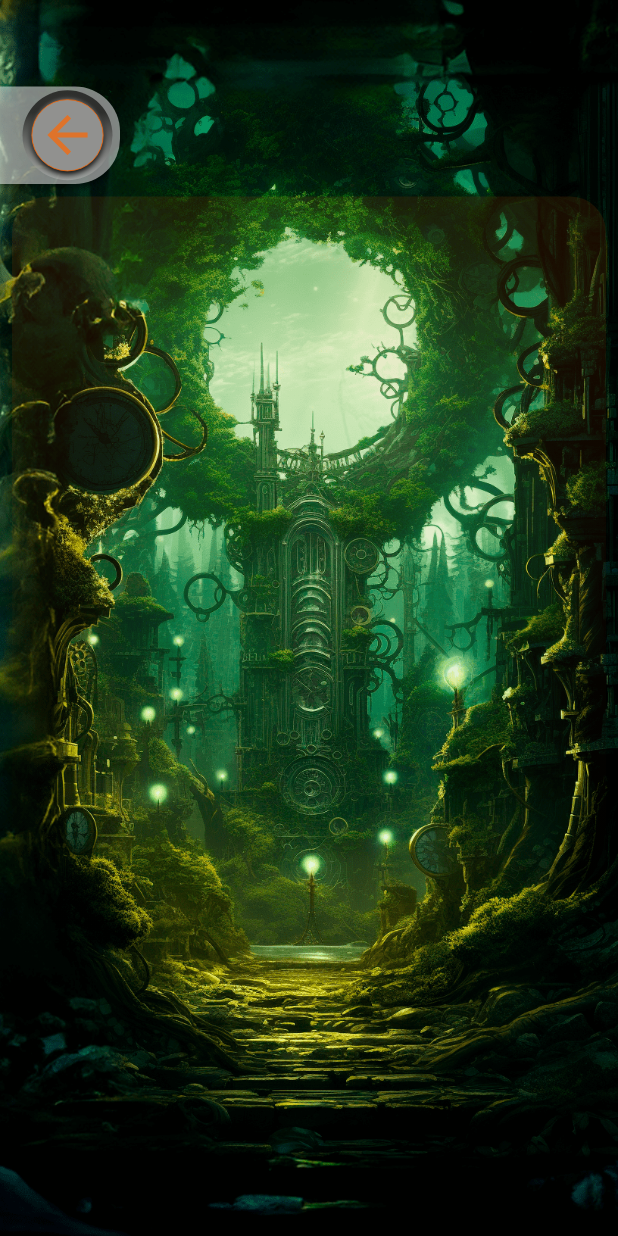
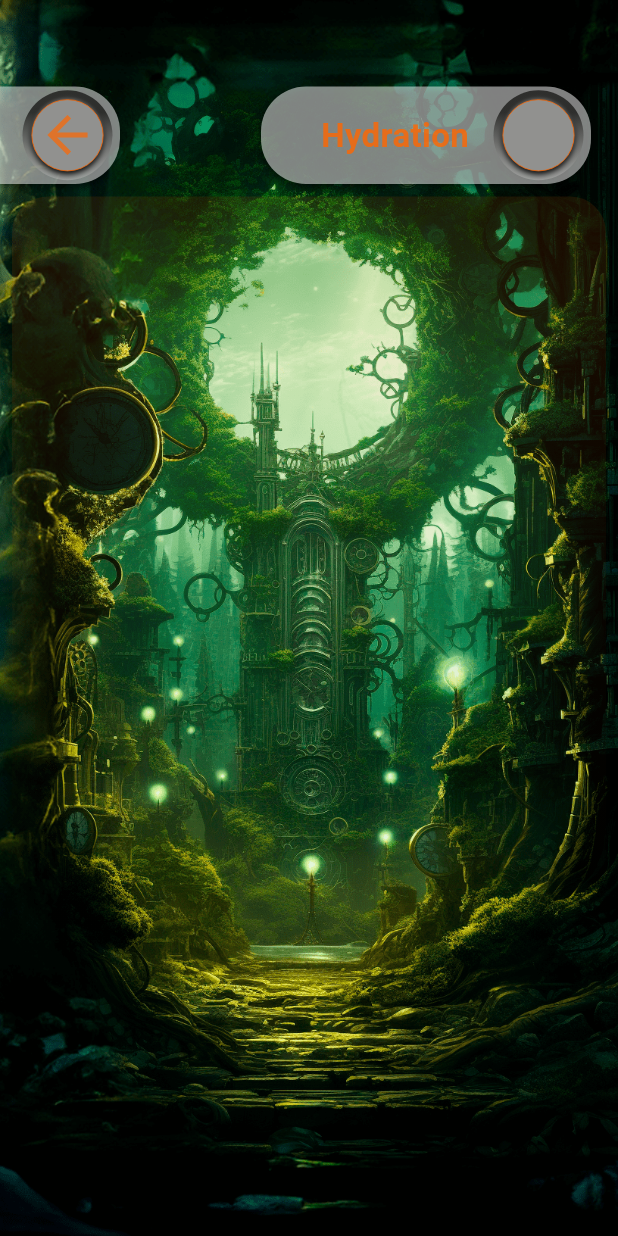
Before and after one commit to denissavishchev/today, a Flutter app: the WaterStatisticPage screen opened directly, on a phone screen of 412 x 824 dp. Run offline on Flutter 3.47's test engine with Material 3 defaults, Android fonts, the phone set to English and light mode, and no system bars; our stand-ins replace awesome_notifications, countup, hive, hive_flutter, percent_indicator; missing offline and left inert: flutter_ringtone_player, flutter_rounded_date_picker; accounts and stored records are empty.

Commit message:
water statistic page fix

```diff
--- a/lib/model/daily_model.dart
+++ b/lib/model/daily_model.dart
@@ -13,4 +13,6 @@ class DailyModel extends HiveObject{
   late int done;
   @HiveField(11)
   late int day;
+  @HiveField(12)
+  late String dateTime;
 }
--- a/lib/model/percent_model.dart
+++ b/lib/model/percent_model.dart
@@ -11,4 +11,6 @@ class PercentModel extends HiveObject{
   late int month;
   @HiveField(15)
   late int year;
+  @HiveField(16)
+  late String dateTime;
 }
--- a/lib/model/water_daily_model.dart
+++ b/lib/model/water_daily_model.dart
@@ -11,4 +11,6 @@ class WaterDailyModel extends HiveObject{
   late int portionMl;
   @HiveField(3)
   late int percentMl;
+  @HiveField(4)
+  late String dateTime;
 }
--- a/lib/pages/daily_statistic_page.dart
+++ b/lib/pages/daily_statistic_page.dart
@@ -41,7 +41,7 @@ class DailyStatisticPage extends StatelessWidget {
                       valueListenable: Boxes.addPercentToBase().listenable(),
                       builder: (context, box, _){
                         final percents = box.values.toList().cast<PercentModel>();
-                        percents.sort((b, a) => a.day.compareTo(b.day));
+                        percents.sort((b, a) => a.dateTime.compareTo(b.dateTime));
                         data.percents = percents;
                         return Column(
                           children: [
--- a/lib/pages/water_statistic_page.dart
+++ b/lib/pages/water_statistic_page.dart
@@ -41,7 +41,7 @@ class WaterStatisticPage extends StatelessWidget {
                             valueListenable: Boxes.addWaterDailyToBase().listenable(),
                             builder: (context, box, _){
                               final water = box.values.toList().cast<WaterDailyModel>();
-                              water.sort((b, a) => a.dateMl.compareTo(b.dateMl));
+                              water.sort((b, a) => a.dateTime.compareTo(b.dateTime));
                               data.waterDaily = water;
                               return Column(
                                 children: [
@@ -64,7 +64,31 @@ class WaterStatisticPage extends StatelessWidget {
                                           size: 40,
                                         ),
                                       ),
-                                     const Spacer(),
+                                      Stack(
+                                        children: [
+                                          Padding(
+                                            padding: const EdgeInsets.only(right: 18.0),
+                                            child: SideButtonWidget(
+                                                width: 220,
+                                                both: true,
+                                                child: Center(
+                                                    child: Text(data.totalPercentWater(),
+                                                      style: const TextStyle(
+                                                          fontSize: 30,
+                                                          fontWeight: FontWeight.bold,
+                                                          color: kOrange),)),
+                                                onTap: () {}),
+                                          ),
+                                          Positioned.fill(
+                                            child: Align(
+                                                alignment: Alignment.centerLeft,
+                                                child: Padding(
+                                                  padding: const EdgeInsets.only(left: 40.0),
+                                                  child: Text('Hydration', style: kOrangeStyle,),
+                                                )),
+                                          ),
+                                        ],
+                                      )
                                     ],
                                   ),
                                   SizedBox(
@@ -92,7 +116,8 @@ class WaterStatisticPage extends StatelessWidget {
                                           itemCount: water.length < 33 ? water.length : 33,
                                           itemBuilder: (context, index) {
                                             return BarWidget(
-                                              day: water[index].dateMl,
+                                              day: '${DateTime.parse(water[index].dateTime).day}'
+                                                  '.${DateTime.parse(water[index].dateTime).month}',
                                               percent: water[index].percentMl,
                                             );
                                           }),
--- a/lib/providers/daily_provider.dart
+++ b/lib/providers/daily_provider.dart
@@ -27,7 +27,8 @@ class DailyProvider with ChangeNotifier {
       ..description = descriptionController.text.trim()
       ..howMany = howMany
       ..done = done
-      ..day = DateTime.now().day;
+      ..day = DateTime.now().day
+      ..dateTime = DateTime.now().toString();
     final box = Boxes.addDailyToBase();
     box.add(task);
   }
@@ -38,7 +39,8 @@ class DailyProvider with ChangeNotifier {
       ..description = tasks[index].description
       ..howMany = howMany
       ..done = 0
-      ..day = DateTime.now().day);
+      ..day = DateTime.now().day
+      ..dateTime = DateTime.now().toString());
   }
 
   String totalPercent(){
@@ -76,7 +78,8 @@ class DailyProvider with ChangeNotifier {
       ..percent = percent
       ..day = DateTime.now().day
       ..month = DateTime.now().month
-      ..year = DateTime.now().year;
+      ..year = DateTime.now().year
+      ..dateTime = DateTime.now().toString();
     final box = Boxes.addPercentToBase();
     if (box.containsKey(DateTime.now().day)) {
     }else{
@@ -97,7 +100,8 @@ class DailyProvider with ChangeNotifier {
         ..description = tasks[index].description
         ..howMany = howMany
         ..done = done + 1
-        ..day = DateTime.now().day);
+        ..day = DateTime.now().day
+        ..dateTime = tasks[index].dateTime);
     }
   }
 
--- a/lib/providers/water_provider.dart
+++ b/lib/providers/water_provider.dart
@@ -18,6 +18,52 @@ class WaterProvider with ChangeNotifier {
   TimeOfDay initialBedTime = const TimeOfDay(hour: 22, minute: 00);
   List<int> ml = [];
   List<WaterDailyModel> waterDaily = [];
+  List<int> totalPercents = [];
+  String hydration = '0';
+
+  String totalPercentWater(){
+    if(waterDaily.isNotEmpty){
+      for(var p in waterDaily){
+        totalPercents.add(p.percentMl);
+      }
+      var sum = totalPercents.reduce((a, b) => a + b);
+      return hydration =  (sum / totalPercents.length).toStringAsFixed(0);
+    }else{
+      return '';
+    }
+  }
+
+  // Future percentToBase(List<DailyModel> tasks) async{
+  //   for(var d in tasks){
+  //     done.add(d.done);
+  //   }
+  //   for(var h in tasks){
+  //     all.add(h.howMany);
+  //   }
+  //   for (int i = 0; i < done.length; i++) {
+  //     int x = done[i];
+  //     int y = all[i];
+  //     final p = (x / y * 100).toInt();
+  //     percentage.add(p);
+  //   }
+  //   var sum = percentage.reduce((a, b) => a + b);
+  //   var percent = sum ~/ percentage.length;
+  //   all.clear();
+  //   done.clear();
+  //   percentage.clear();
+  //
+  //   final percents = PercentModel()
+  //     ..percent = percent
+  //     ..day = DateTime.now().day
+  //     ..month = DateTime.now().month
+  //     ..year = DateTime.now().year
+  //     ..dateTime = DateTime.now().toString();
+  //   final box = Boxes.addPercentToBase();
+  //   if (box.containsKey(DateTime.now().day)) {
+  //   }else{
+  //     await box.add(percents);
+  //   }
+  // }
 
   Future addButton(int value) async{
     final button = ButtonsModel()
@@ -155,7 +201,8 @@ class WaterProvider with ChangeNotifier {
         ..dateMl = DateTime.now().day.toString()
         ..targetMl = target
         ..portionMl = water
-        ..percentMl = percent.toInt();
+        ..percentMl = percent.toInt()
+        ..dateTime = DateTime.now().toString();
       final box = Boxes.addWaterDailyToBase();
       box.add(waterDaily);
     }else if(box.isNotEmpty && date == DateTime.now().day.toString()){
@@ -163,13 +210,15 @@ class WaterProvider with ChangeNotifier {
           ..dateMl = date
           ..targetMl = target
           ..portionMl = water
-          ..percentMl = percent.toInt());
+          ..percentMl = percent.toInt()
+          ..dateTime = DateTime.now().toString());
       }else{
         final waterDaily = WaterDailyModel()
           ..dateMl = DateTime.now().day.toString()
           ..targetMl = target
           ..portionMl = water
-          ..percentMl = percent.toInt();
+          ..percentMl = percent.toInt()
+          ..dateTime = DateTime.now().toString();
         final box = Boxes.addWaterDailyToBase();
         box.add(waterDaily);
       }
```
Also changed, not shown: lib/model/daily_model.g.dart, lib/model/percent_model.g.dart, lib/model/water_daily_model.g.dart.
